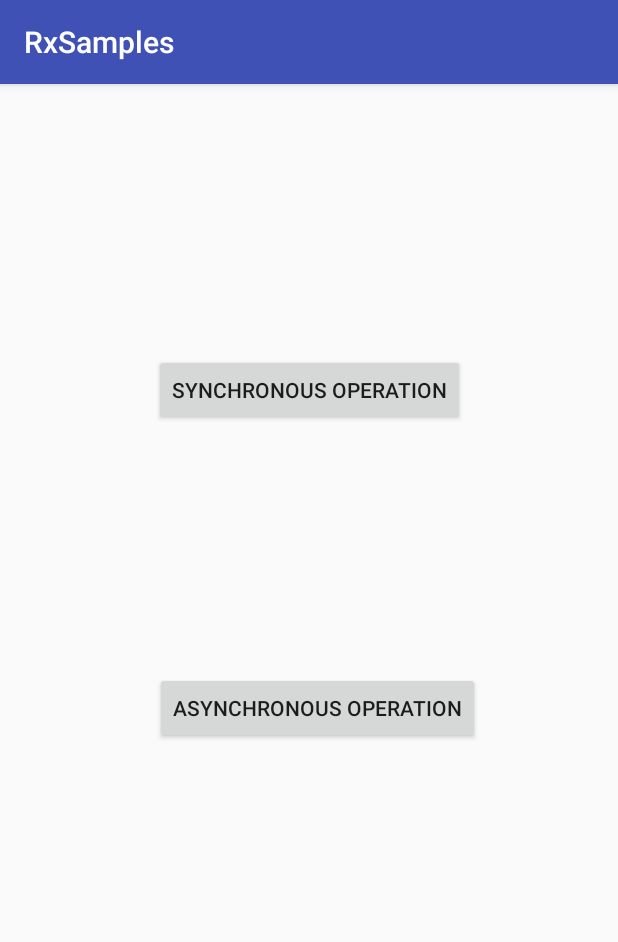
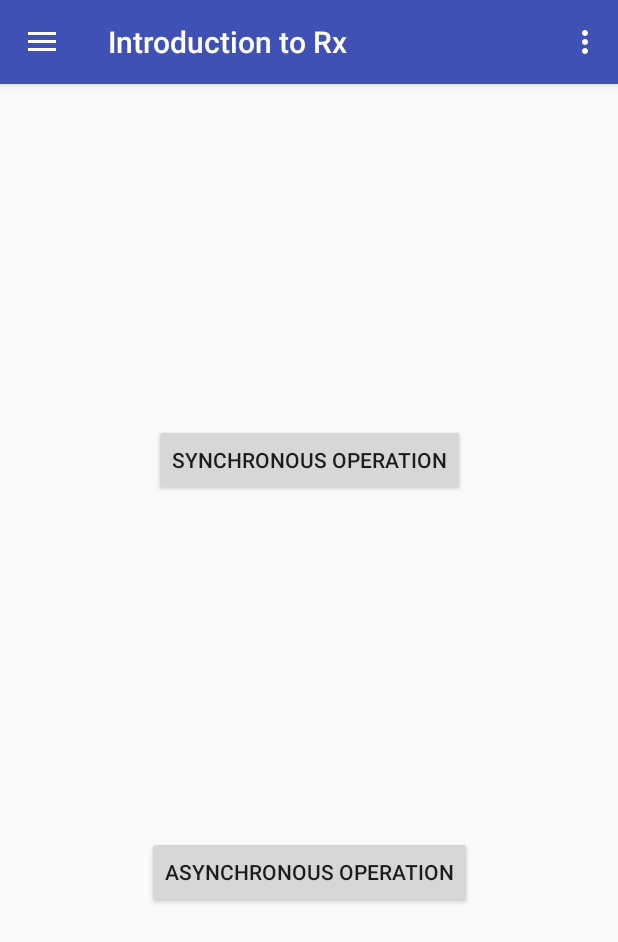
Before and after one commit to jacksvarghese86/RxJavaIntro, an Android app: the screen it shows after launch (MainActivity), on a phone screen of 412 x 824 dp. Shown: the top 942 px of the screen. Run offline under Robolectric (Android 15) with nearby library versions, the phone set to English and light mode, and no system bars; our stand-ins replace RxJava.

Commit message:
new design - navigation drawer

```diff
--- a/app/build.gradle
+++ b/app/build.gradle
@@ -24,6 +24,7 @@ dependencies {
     implementation 'com.android.support.constraint:constraint-layout:1.0.2'
 
     implementation 'com.android.support:design:26.1.0'
+    implementation 'com.android.support:support-v4:26.1.0'
     compile "io.reactivex.rxjava2:rxjava:2.1.3"
     compile "io.reactivex.rxjava2:rxandroid:2.0.1"
 }
--- a/app/src/main/AndroidManifest.xml
+++ b/app/src/main/AndroidManifest.xml
@@ -8,7 +8,7 @@
         android:label="@string/app_name"
         android:roundIcon="@mipmap/ic_launcher_round"
         android:supportsRtl="true"
-        android:theme="@style/AppTheme">
+        android:theme="@style/AppTheme.NoActionBar">
         <activity android:name=".MainActivity">
             <intent-filter>
                 <action android:name="android.intent.action.MAIN" />
--- /dev/null
+++ b/app/src/main/java/com/jacksvarghese/rxsamples/IntroFragment.java
@@ -0,0 +1,158 @@
+package com.jacksvarghese.rxsamples;
+
+
+import android.os.Bundle;
+import android.support.v4.app.Fragment;
+import android.util.Log;
+import android.view.LayoutInflater;
+import android.view.View;
+import android.view.ViewGroup;
+import android.widget.Toast;
+
+import java.util.ArrayList;
+import java.util.concurrent.Callable;
+
+import io.reactivex.Observable;
+import io.reactivex.Observer;
+import io.reactivex.android.schedulers.AndroidSchedulers;
+import io.reactivex.disposables.CompositeDisposable;
+import io.reactivex.disposables.Disposable;
+import io.reactivex.schedulers.Schedulers;
+
+
+/**
+ * A simple {@link Fragment} subclass.
+ * Use the {@link IntroFragment#newInstance} factory method to
+ * create an instance of this fragment.
+ */
+public class IntroFragment extends Fragment {
+
+
+    private CompositeDisposable compositeDisposable = new CompositeDisposable();
+    private Observable<ArrayList<Integer>> syncDataObservable;
+    private Observable<ArrayList<Integer>> aSyncDataObservable;
+    private Observer<ArrayList<Integer>> dataObserver;
+
+    public IntroFragment() {
+        // Required empty public constructor
+    }
+
+    public static IntroFragment newInstance() {
+        return new IntroFragment();
+    }
+
+    @Override
+    public View onCreateView(LayoutInflater inflater, ViewGroup container,
+                             Bundle savedInstanceState) {
+        // Inflate the layout for this fragment
+        View view = inflater.inflate(R.layout.fragment_intro, container, false);
+
+        /**
+         * Observer to listen for changes in observable
+         */
+        dataObserver = new Observer<ArrayList<Integer>>() {
+            @Override
+            public void onSubscribe(Disposable d) {
+                compositeDisposable.add(d);
+                Toast.makeText(getContext(), "onSubscribe", Toast.LENGTH_SHORT).show();
+            }
+
+            @Override
+            public void onNext(ArrayList<Integer> integers) {
+                Toast.makeText(getContext(), "onNext: " + integers.size(), Toast.LENGTH_SHORT).show();
+            }
+
+            @Override
+            public void onError(Throwable e) {
+                Toast.makeText(getContext(), "onError", Toast.LENGTH_SHORT).show();
+            }
+
+            @Override
+            public void onComplete() {
+                Log.d("RxJava", "onComplete: " + Thread.currentThread().getName());
+                Toast.makeText(getContext(), "onComplete: " + Thread.currentThread().getName(), Toast.LENGTH_SHORT).show();
+            }
+        };
+
+        view.findViewById(R.id.button1).setOnClickListener(new View.OnClickListener() {
+            @Override
+            public void onClick(View view) {
+                /**
+                 * Create an observable object from the data we are interested in.
+                 */
+                syncDataObservable = Observable.just(fetchSmallData());
+
+                /**
+                 * Connect observable and observer.
+                 */
+                syncDataObservable.subscribe(dataObserver);
+            }
+        });
+
+        view.findViewById(R.id.button2).setOnClickListener(new View.OnClickListener() {
+            @Override
+            public void onClick(View view) {
+                /**
+                 * Create an observable object from the data we are interested in.
+                 */
+                aSyncDataObservable = Observable.fromCallable(new Callable<ArrayList<Integer>>() {
+                    @Override
+                    public ArrayList<Integer> call() throws Exception {
+                        return fetchLargeData();
+                    }
+                });
+
+                /**
+                 * Connect observable and observer.
+                 */
+                aSyncDataObservable
+                        .subscribeOn(Schedulers.computation())
+                        .observeOn(AndroidSchedulers.mainThread())
+                        .subscribe(dataObserver);
+            }
+        });
+
+        return view;
+    }
+
+    /**
+     * Fetch data.
+     * @return
+     */
+    private ArrayList<Integer> fetchSmallData() {
+        Log.d("RxJava", "fetchSmallData: "+Thread.currentThread().getName());
+        ArrayList<Integer> data = new ArrayList<>();
+        data.add(1);
+        data.add(2);
+        data.add(3);
+        data.add(4);
+        data.add(5);
+        return data;
+    }
+
+    /**
+     * Fetch large amount of data.
+     * @return
+     */
+    private ArrayList<Integer> fetchLargeData() {
+        Log.d("RxJava", "fetchLargeData: "+Thread.currentThread().getName());
+        ArrayList<Integer> data = new ArrayList<>();
+        data.add(1);
+        data.add(2);
+        data.add(3);
+        data.add(4);
+        data.add(5);
+        //Adding a loop to simulate long running operation.
+        long count = 0;
+        while (count < 9999999999l) {
+            ++count;
+        }
+        return data;
+    }
+
+    @Override
+    public void onDestroyView() {
+        compositeDisposable.dispose();
+        super.onDestroyView();
+    }
+}
--- a/app/src/main/java/com/jacksvarghese/rxsamples/MainActivity.java
+++ b/app/src/main/java/com/jacksvarghese/rxsamples/MainActivity.java
@@ -1,143 +1,100 @@
 package com.jacksvarghese.rxsamples;
 
+import android.os.Bundle;
+import android.support.v4.app.Fragment;
+import android.support.v4.app.FragmentTransaction;
+import android.support.design.widget.NavigationView;
+import android.support.v4.view.GravityCompat;
+import android.support.v4.widget.DrawerLayout;
+import android.support.v7.app.ActionBarDrawerToggle;
 import android.support.v7.app.AppCompatActivity;
-import android.os.Bundle;
-import android.util.Log;
-import android.view.View;
-import android.widget.Toast;
+import android.support.v7.widget.Toolbar;
+import android.view.Menu;
+import android.view.MenuItem;
 
-import java.util.ArrayList;
-import java.util.concurrent.Callable;
-
-import io.reactivex.Observable;
-import io.reactivex.ObservableEmitter;
-import io.reactivex.ObservableOnSubscribe;
-import io.reactivex.Observer;
-import io.reactivex.Scheduler;
-import io.reactivex.android.schedulers.AndroidSchedulers;
-import io.reactivex.disposables.CompositeDisposable;
-import io.reactivex.disposables.Disposable;
-import io.reactivex.schedulers.Schedulers;
-
-public class MainActivity extends AppCompatActivity {
-
-    private CompositeDisposable compositeDisposable = new CompositeDisposable();
-    private Observable<ArrayList<Integer>> syncDataObservable;
-    private Observable<ArrayList<Integer>> aSyncDataObservable;
-    private Observer<ArrayList<Integer>> dataObserver;
+public class MainActivity extends AppCompatActivity
+        implements NavigationView.OnNavigationItemSelectedListener {
 
     @Override
     protected void onCreate(Bundle savedInstanceState) {
         super.onCreate(savedInstanceState);
         setContentView(R.layout.activity_main);
+        Toolbar toolbar = (Toolbar) findViewById(R.id.toolbar);
+        setSupportActionBar(toolbar);
 
-        /**
-         * Observer to listen for changes in observable
-         */
-        dataObserver = new Observer<ArrayList<Integer>>() {
-            @Override
-            public void onSubscribe(Disposable d) {
-                compositeDisposable.add(d);
-                Toast.makeText(getApplicationContext(), "onSubscribe", Toast.LENGTH_SHORT).show();
+        DrawerLayout drawer = (DrawerLayout) findViewById(R.id.drawer_layout);
+        ActionBarDrawerToggle toggle = new ActionBarDrawerToggle(
+                this, drawer, toolbar, R.string.navigation_drawer_open, R.string.navigation_drawer_close);
+        drawer.addDrawerListener(toggle);
+        toggle.syncState();
+
+        NavigationView navigationView = (NavigationView) findViewById(R.id.nav_view);
+        navigationView.setNavigationItemSelectedListener(this);
+        navigationView.setCheckedItem(R.id.nav_camera);
+        setTitle("Introduction to Rx");
+        showFragment(IntroFragment.newInstance());
     }
 
     @Override
-            public void onNext(ArrayList<Integer> integers) {
-                Toast.makeText(getApplicationContext(), "onNext: " + integers.size(), Toast.LENGTH_SHORT).show();
+    public void onBackPressed() {
+        DrawerLayout drawer = (DrawerLayout) findViewById(R.id.drawer_layout);
+        if (drawer.isDrawerOpen(GravityCompat.START)) {
+            drawer.closeDrawer(GravityCompat.START);
+        } else {
+            super.onBackPressed();
+        }
     }
 
     @Override
-            public void onError(Throwable e) {
-                Toast.makeText(getApplicationContext(), "onError", Toast.LENGTH_SHORT).show();
+    public boolean onCreateOptionsMenu(Menu menu) {
+        // Inflate the menu; this adds items to the action bar if it is present.
+        getMenuInflater().inflate(R.menu.main, menu);
+        return true;
     }
 
     @Override
-            public void onComplete() {
-                Log.d("RxJava", "onComplete: " + Thread.currentThread().getName());
-                Toast.makeText(getApplicationContext(), "onComplete: " + Thread.currentThread().getName(), Toast.LENGTH_SHORT).show();
-            }
-        };
+    public boolean onOptionsItemSelected(MenuItem item) {
+        // Handle action bar item clicks here. The action bar will
+        // automatically handle clicks on the Home/Up button, so long
+        // as you specify a parent activity in AndroidManifest.xml.
+        int id = item.getItemId();
 
-        findViewById(R.id.button1).setOnClickListener(new View.OnClickListener() {
-            @Override
-            public void onClick(View view) {
-                /**
-                 * Create an observable object from the data we are interested in.
-                 */
-                syncDataObservable = Observable.just(fetchSmallData());
-
-                /**
-                 * Connect observable and observer.
-                 */
-                syncDataObservable.subscribe(dataObserver);
-            }
-        });
-
-        findViewById(R.id.button2).setOnClickListener(new View.OnClickListener() {
-            @Override
-            public void onClick(View view) {
-                /**
-                 * Create an observable object from the data we are interested in.
-                 */
-                aSyncDataObservable = Observable.fromCallable(new Callable<ArrayList<Integer>>() {
-                    @Override
-                    public ArrayList<Integer> call() throws Exception {
-                        return fetchLargeData();
-                    }
-                });
-
-                /**
-                 * Connect observable and observer.
-                 */
-                aSyncDataObservable
-                        .subscribeOn(Schedulers.computation())
-                        .observeOn(AndroidSchedulers.mainThread())
-                        .subscribe(dataObserver);
-            }
-        });
+        //noinspection SimplifiableIfStatement
+        if (id == R.id.action_settings) {
+            return true;
         }
 
-    /**
-     * remove all subscriptions when activity is getting destroyed
-     */
-    @Override
-    protected void onDestroy() {
-        compositeDisposable.dispose();
-        super.onDestroy();
+        return super.onOptionsItemSelected(item);
     }
 
-    /**
-     * Fetch data.
-     * @return
-     */
-    private ArrayList<Integer> fetchSmallData() {
-        Log.d("RxJava", "fetchSmallData: "+Thread.currentThread().getName());
-        ArrayList<Integer> data = new ArrayList<>();
-        data.add(1);
-        data.add(2);
-        data.add(3);
-        data.add(4);
-        data.add(5);
-        return data;
+    @SuppressWarnings("StatementWithEmptyBody")
+    @Override
+    public boolean onNavigationItemSelected(MenuItem item) {
+        // Handle navigation view item clicks here.
+        int id = item.getItemId();
+        Fragment fragment = null;
+        if (id == R.id.nav_camera) {
+            // Handle the camera action
+            setTitle("Introduction to Rx");
+            fragment = IntroFragment.newInstance();
+        } else if (id == R.id.nav_gallery) {
+
+        } else if (id == R.id.nav_slideshow) {
+
+        } else if (id == R.id.nav_manage) {
+
+        }
+        if (fragment != null) {
+            showFragment(fragment);
+        }
+        DrawerLayout drawer = (DrawerLayout) findViewById(R.id.drawer_layout);
+        drawer.closeDrawer(GravityCompat.START);
+        return true;
     }
 
-    /**
-     * Fetch large amount of data.
-     * @return
-     */
-    private ArrayList<Integer> fetchLargeData() {
-        Log.d("RxJava", "fetchLargeData: "+Thread.currentThread().getName());
-        ArrayList<Integer> data = new ArrayList<>();
-        data.add(1);
-        data.add(2);
-        data.add(3);
-        data.add(4);
-        data.add(5);
-        //Adding a loop to simulate long running operation.
-        long count = 0;
-        while (count < 9999999999l) {
-            ++count;
-        }
-        return data;
+    private void showFragment(Fragment fragment) {
+        FragmentTransaction transaction = getSupportFragmentManager().beginTransaction();
+        transaction.replace(R.id.fragment_container, fragment);
+        transaction.commit();
     }
 }
--- /dev/null
+++ b/app/src/main/res/drawable/ic_menu_camera.xml
@@ -0,0 +1,12 @@
+<vector xmlns:android="http://schemas.android.com/apk/res/android"
+    android:width="24dp"
+    android:height="24dp"
+    android:viewportHeight="24.0"
+    android:viewportWidth="24.0">
+    <path
+        android:fillColor="#FF000000"
+        android:pathData="M12,12m-3.2,0a3.2,3.2 0,1 1,6.4 0a3.2,3.2 0,1 1,-6.4 0" />
+    <path
+        android:fillColor="#FF000000"
+        android:pathData="M9,2L7.17,4H4c-1.1,0 -2,0.9 -2,2v12c0,1.1 0.9,2 2,2h16c1.1,0 2,-0.9 2,-2V6c0,-1.1 -0.9,-2 -2,-2h-3.17L15,2H9zm3,15c-2.76,0 -5,-2.24 -5,-5s2.24,-5 5,-5 5,2.24 5,5 -2.24,5 -5,5z" />
+</vector>
--- /dev/null
+++ b/app/src/main/res/drawable/ic_menu_gallery.xml
@@ -0,0 +1,9 @@
+<vector xmlns:android="http://schemas.android.com/apk/res/android"
+    android:width="24dp"
+    android:height="24dp"
+    android:viewportHeight="24.0"
+    android:viewportWidth="24.0">
+    <path
+        android:fillColor="#FF000000"
+        android:pathData="M22,16V4c0,-1.1 -0.9,-2 -2,-2H8c-1.1,0 -2,0.9 -2,2v12c0,1.1 0.9,2 2,2h12c1.1,0 2,-0.9 2,-2zm-11,-4l2.03,2.71L16,11l4,5H8l3,-4zM2,6v14c0,1.1 0.9,2 2,2h14v-2H4V6H2z" />
+</vector>
--- /dev/null
+++ b/app/src/main/res/drawable/ic_menu_manage.xml
@@ -0,0 +1,9 @@
+<vector xmlns:android="http://schemas.android.com/apk/res/android"
+    android:width="24dp"
+    android:height="24dp"
+    android:viewportHeight="24.0"
+    android:viewportWidth="24.0">
+    <path
+        android:fillColor="#FF000000"
+        android:pathData="M22.7,19l-9.1,-9.1c0.9,-2.3 0.4,-5 -1.5,-6.9 -2,-2 -5,-2.4 -7.4,-1.3L9,6 6,9 1.6,4.7C0.4,7.1 0.9,10.1 2.9,12.1c1.9,1.9 4.6,2.4 6.9,1.5l9.1,9.1c0.4,0.4 1,0.4 1.4,0l2.3,-2.3c0.5,-0.4 0.5,-1.1 0.1,-1.4z" />
+</vector>
--- /dev/null
+++ b/app/src/main/res/drawable/ic_menu_slideshow.xml
@@ -0,0 +1,9 @@
+<vector xmlns:android="http://schemas.android.com/apk/res/android"
+    android:width="24dp"
+    android:height="24dp"
+    android:viewportHeight="24.0"
+    android:viewportWidth="24.0">
+    <path
+        android:fillColor="#FF000000"
+        android:pathData="M4,6H2v14c0,1.1 0.9,2 2,2h14v-2H4V6zm16,-4H8c-1.1,0 -2,0.9 -2,2v12c0,1.1 0.9,2 2,2h12c1.1,0 2,-0.9 2,-2V4c0,-1.1 -0.9,-2 -2,-2zm-8,12.5v-9l6,4.5 -6,4.5z" />
+</vector>
--- a/app/src/main/res/layout/activity_main.xml
+++ b/app/src/main/res/layout/activity_main.xml
@@ -1,32 +1,25 @@
 <?xml version="1.0" encoding="utf-8"?>
-<android.support.constraint.ConstraintLayout xmlns:android="http://schemas.android.com/apk/res/android"
+<android.support.v4.widget.DrawerLayout xmlns:android="http://schemas.android.com/apk/res/android"
     xmlns:app="http://schemas.android.com/apk/res-auto"
     xmlns:tools="http://schemas.android.com/tools"
+    android:id="@+id/drawer_layout"
     android:layout_width="match_parent"
     android:layout_height="match_parent"
-    tools:context="com.jacksvarghese.rxsamples.MainActivity">
+    android:fitsSystemWindows="true"
+    tools:openDrawer="start">
 
-    <Button
-        android:id="@+id/button1"
+    <include
+        layout="@layout/app_bar_main"
+        android:layout_width="match_parent"
+        android:layout_height="match_parent" />
+
+    <android.support.design.widget.NavigationView
+        android:id="@+id/nav_view"
         android:layout_width="wrap_content"
-        android:layout_height="wrap_content"
-        android:text="Synchronous operation"
-        app:layout_constraintBottom_toBottomOf="parent"
-        app:layout_constraintLeft_toLeftOf="parent"
-        app:layout_constraintRight_toRightOf="parent"
-        app:layout_constraintTop_toTopOf="parent"
-        app:layout_constraintVertical_bias="0.25" />
+        android:layout_height="match_parent"
+        android:layout_gravity="start"
+        android:fitsSystemWindows="true"
+        app:headerLayout="@layout/nav_header_main"
+        app:menu="@menu/activity_main_drawer" />
 
-    <Button
-        android:id="@+id/button2"
-        android:layout_width="wrap_content"
-        android:layout_height="wrap_content"
-        android:text="ASynchronous operation"
-        app:layout_constraintBottom_toBottomOf="parent"
-        app:layout_constraintHorizontal_bias="0.529"
-        app:layout_constraintLeft_toLeftOf="parent"
-        app:layout_constraintRight_toRightOf="parent"
-        app:layout_constraintTop_toTopOf="parent"
-        app:layout_constraintVertical_bias="0.544" />
-
-</android.support.constraint.ConstraintLayout>
+</android.support.v4.widget.DrawerLayout>
--- /dev/null
+++ b/app/src/main/res/layout/app_bar_main.xml
@@ -0,0 +1,25 @@
+<?xml version="1.0" encoding="utf-8"?>
+<android.support.design.widget.CoordinatorLayout xmlns:android="http://schemas.android.com/apk/res/android"
+    xmlns:app="http://schemas.android.com/apk/res-auto"
+    xmlns:tools="http://schemas.android.com/tools"
+    android:layout_width="match_parent"
+    android:layout_height="match_parent"
+    tools:context="com.jacksvarghese.rxsamples.MainActivity">
+
+    <android.support.design.widget.AppBarLayout
+        android:layout_width="match_parent"
+        android:layout_height="wrap_content"
+        android:theme="@style/AppTheme.AppBarOverlay">
+
+        <android.support.v7.widget.Toolbar
+            android:id="@+id/toolbar"
+            android:layout_width="match_parent"
+            android:layout_height="?attr/actionBarSize"
+            android:background="?attr/colorPrimary"
+            app:popupTheme="@style/AppTheme.PopupOverlay" />
+
+    </android.support.design.widget.AppBarLayout>
+
+    <include layout="@layout/content_main" />
+
+</android.support.design.widget.CoordinatorLayout>
--- /dev/null
+++ b/app/src/main/res/layout/content_main.xml
@@ -0,0 +1,16 @@
+<?xml version="1.0" encoding="utf-8"?>
+<android.support.constraint.ConstraintLayout xmlns:android="http://schemas.android.com/apk/res/android"
+    xmlns:app="http://schemas.android.com/apk/res-auto"
+    xmlns:tools="http://schemas.android.com/tools"
+    android:layout_width="match_parent"
+    android:layout_height="match_parent"
+    app:layout_behavior="@string/appbar_scrolling_view_behavior"
+    tools:context="com.jacksvarghese.rxsamples.MainActivity"
+    tools:showIn="@layout/app_bar_main">
+    <FrameLayout
+        android:layout_width="match_parent"
+        android:layout_height="match_parent"
+        android:id="@+id/fragment_container">
+
+    </FrameLayout>
+</android.support.constraint.ConstraintLayout>
--- /dev/null
+++ b/app/src/main/res/layout/fragment_intro.xml
@@ -0,0 +1,35 @@
+<android.support.constraint.ConstraintLayout xmlns:android="http://schemas.android.com/apk/res/android"
+    xmlns:app="http://schemas.android.com/apk/res-auto"
+    xmlns:tools="http://schemas.android.com/tools"
+    android:layout_width="match_parent"
+    android:layout_height="match_parent"
+    tools:context="com.jacksvarghese.rxsamples.IntroFragment">
+
+
+    <Button
+        android:id="@+id/button1"
+        android:layout_width="wrap_content"
+        android:layout_height="wrap_content"
+        android:layout_marginBottom="8dp"
+        android:layout_marginEnd="8dp"
+        android:layout_marginStart="8dp"
+        android:layout_marginTop="8dp"
+        android:text="Synchronous Operation"
+        app:layout_constraintBottom_toTopOf="@+id/button2"
+        app:layout_constraintEnd_toEndOf="parent"
+        app:layout_constraintStart_toStartOf="parent"
+        app:layout_constraintTop_toTopOf="parent"
+        app:layout_constraintVertical_chainStyle="spread" />
+
+    <Button
+        android:id="@+id/button2"
+        android:layout_width="wrap_content"
+        android:layout_height="wrap_content"
+        android:layout_marginEnd="8dp"
+        android:layout_marginStart="8dp"
+        android:text="Asynchronous Operation"
+        app:layout_constraintBottom_toBottomOf="parent"
+        app:layout_constraintEnd_toEndOf="parent"
+        app:layout_constraintStart_toStartOf="parent"
+        app:layout_constraintTop_toBottomOf="@+id/button1" />
+</android.support.constraint.ConstraintLayout>
--- /dev/null
+++ b/app/src/main/res/menu/activity_main_drawer.xml
@@ -0,0 +1,25 @@
+<?xml version="1.0" encoding="utf-8"?>
+<menu xmlns:android="http://schemas.android.com/apk/res/android"
+    xmlns:tools="http://schemas.android.com/tools"
+    tools:showIn="navigation_view">
+
+    <group android:checkableBehavior="single">
+        <item
+            android:id="@+id/nav_camera"
+            android:icon="@drawable/ic_menu_camera"
+            android:title="Intro" />
+        <item
+            android:id="@+id/nav_gallery"
+            android:icon="@drawable/ic_menu_gallery"
+            android:title="Validation" />
+        <item
+            android:id="@+id/nav_slideshow"
+            android:icon="@drawable/ic_menu_slideshow"
+            android:title="Search" />
+        <item
+            android:id="@+id/nav_manage"
+            android:icon="@drawable/ic_menu_manage"
+            android:title="Tools" />
+    </group>
+
+</menu>
--- /dev/null
+++ b/app/src/main/res/menu/main.xml
@@ -0,0 +1,9 @@
+<?xml version="1.0" encoding="utf-8"?>
+<menu xmlns:android="http://schemas.android.com/apk/res/android"
+    xmlns:app="http://schemas.android.com/apk/res-auto">
+    <item
+        android:id="@+id/action_settings"
+        android:orderInCategory="100"
+        android:title="@string/action_settings"
+        app:showAsAction="never" />
+</menu>
--- a/app/src/main/res/values/strings.xml
+++ b/app/src/main/res/values/strings.xml
@@ -6,4 +6,7 @@
     <string name="navigation_drawer_close">Close navigation drawer</string>
 
     <string name="action_settings">Settings</string>
+
+    <!-- TODO: Remove or change this placeholder text -->
+    <string name="hello_blank_fragment">Hello blank fragment</string>
 </resources>
--- a/app/src/main/res/values/styles.xml
+++ b/app/src/main/res/values/styles.xml
@@ -1,7 +1,7 @@
 <resources>
 
     <!-- Base application theme. -->
-    <style name="AppTheme" parent="Theme.AppCompat.Light.DarkActionBar">
+    <style name="AppTheme" parent="Theme.AppCompat.Light">
         <!-- Customize your theme here. -->
         <item name="colorPrimary">@color/colorPrimary</item>
         <item name="colorPrimaryDark">@color/colorPrimaryDark</item>
```
Also changed, not shown: app/src/main/res/drawable/ic_menu_send.xml (added, +9 -0 lines), app/src/main/res/drawable/ic_menu_share.xml (added, +9 -0 lines), app/src/main/res/drawable/side_nav_bar.xml (added, +9 -0 lines), app/src/main/res/layout/nav_header_main.xml (added, +35 -0 lines). Lines whose indentation alone changed are shown as unchanged.
